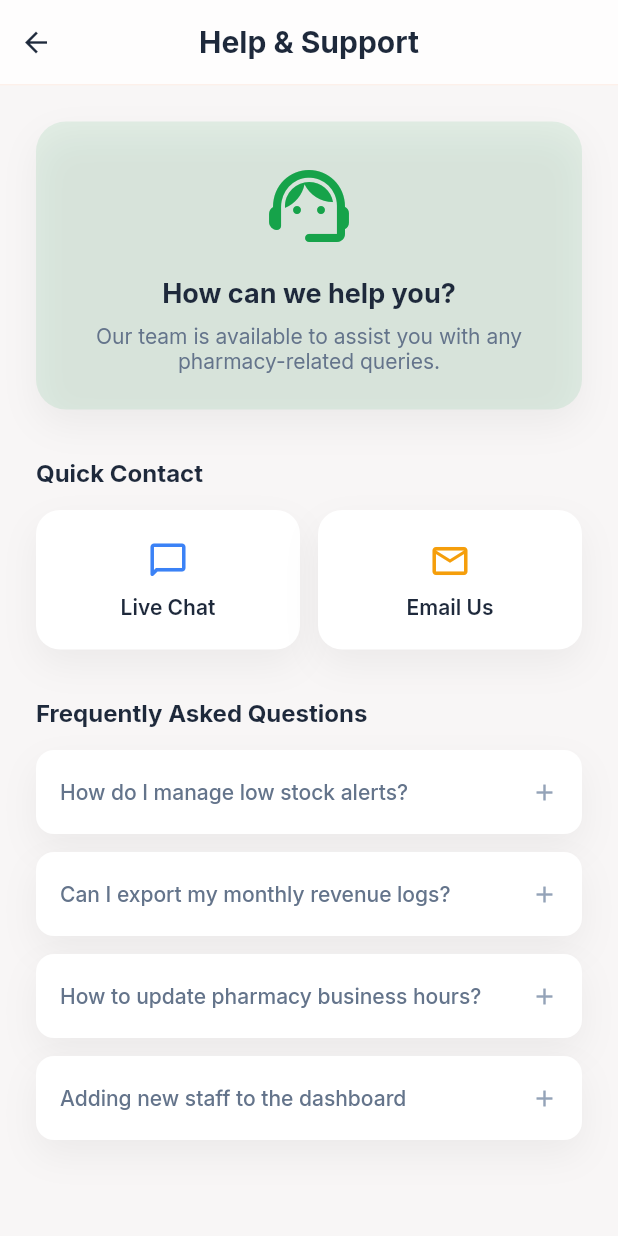
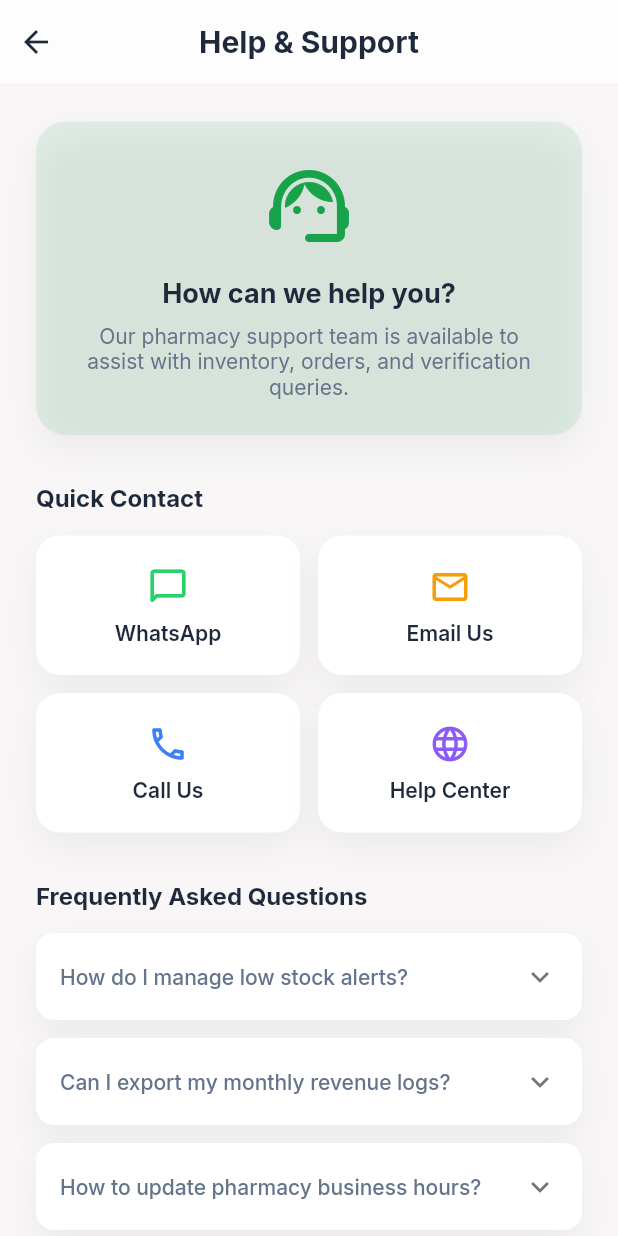
Before and after one commit to treaby1816/medsnap, a Flutter app: the PharmacySupportScreen screen opened directly, on a phone screen of 412 x 824 dp. Run offline on Flutter 3.47's test engine with Material 3 defaults, Android fonts, the phone set to English and light mode, and no system bars; our stand-ins replace cached_network_image, carousel_slider, cloud_firestore, firebase_auth, firebase_core, firebase_storage and 8 more; missing offline and left inert: google_mlkit_text_recognition; accounts and stored records are empty.

Commit message:
Fix: Add name to UserProfile and implement functional Support Screens

```diff
--- a/lib/core/models/user_profile.dart
+++ b/lib/core/models/user_profile.dart
@@ -3,6 +3,7 @@ import 'package:cloud_firestore/cloud_firestore.dart';
 class UserProfile {
   final String uid;
   final String email;
+  final String name;
   final String role; // 'patient' or 'pharmacy'
   final bool isVerified;
   final String? licenseNumber;
@@ -18,6 +19,7 @@ class UserProfile {
   UserProfile({
     required this.uid,
     required this.email,
+    required this.name,
     required this.role,
     this.isVerified = false,
     this.licenseNumber,
@@ -33,6 +35,7 @@ class UserProfile {
     return UserProfile(
       uid: map['uid'] ?? '',
       email: map['email'] ?? '',
+      name: map['name'] ?? '',
       role: map['role'] ?? 'patient',
       isVerified: map['isVerified'] ?? false,
       licenseNumber: map['licenseNumber'],
@@ -51,6 +54,7 @@ class UserProfile {
     return {
       'uid': uid,
       'email': email,
+      'name': name,
       'role': role,
       'isVerified': isVerified,
       'licenseNumber': licenseNumber,
@@ -66,6 +70,7 @@ class UserProfile {
   UserProfile copyWith({
     String? uid,
     String? email,
+    String? name,
     String? role,
     bool? isVerified,
     String? licenseNumber,
@@ -79,6 +84,7 @@ class UserProfile {
     return UserProfile(
       uid: uid ?? this.uid,
       email: email ?? this.email,
+      name: name ?? this.name,
       role: role ?? this.role,
       isVerified: isVerified ?? this.isVerified,
       licenseNumber: licenseNumber ?? this.licenseNumber,
--- a/lib/core/services/auth_service.dart
+++ b/lib/core/services/auth_service.dart
@@ -61,10 +61,14 @@ class AuthService {
       );
 
       if (userCredential.user != null) {
+        // Update auth profile
+        await userCredential.user!.updateDisplayName(name);
+
         // Create Firestore profile
         final profile = UserProfile(
           uid: userCredential.user!.uid,
           email: email,
+          name: name,
           role: role,
           isVerified: role == 'patient', // Patients are verified by default for now
         );
--- a/lib/features/pharmacy/presentation/screens/pharmacy_support_screen.dart
+++ b/lib/features/pharmacy/presentation/screens/pharmacy_support_screen.dart
@@ -1,21 +1,28 @@
 import 'package:flutter/material.dart';
 import 'package:google_fonts/google_fonts.dart';
+import 'package:url_launcher/url_launcher.dart';
 import '../../../../core/theme.dart';
 import '../../../../widgets/glass_app_bar.dart';
 
-class PharmacySupportScreen extends StatefulWidget {
+class PharmacySupportScreen extends StatelessWidget {
   const PharmacySupportScreen({super.key});
 
-  @override
-  State<PharmacySupportScreen> createState() => _PharmacySupportScreenState();
-}
+  Future<void> _launchUrl(String url) async {
+    final uri = Uri.parse(url);
+    if (await canLaunchUrl(uri)) {
+      await launchUrl(uri);
+    }
+  }
 
-class _PharmacySupportScreenState extends State<PharmacySupportScreen> {
   @override
   Widget build(BuildContext context) {
     return Scaffold(
       backgroundColor: AppTheme.backgroundColor,
       appBar: GlassAppBar(
+        leading: IconButton(
+          icon: const Icon(Icons.arrow_back, color: AppTheme.textPrimaryColor),
+          onPressed: () => Navigator.pop(context),
+        ),
         title: Text(
           'Help & Support',
           style: GoogleFonts.inter(
@@ -54,7 +61,7 @@ class _PharmacySupportScreenState extends State<PharmacySupportScreen> {
                   ),
                   const SizedBox(height: 8),
                   Text(
-                    'Our team is available to assist you with any pharmacy-related queries.',
+                    'Our pharmacy support team is available to assist with inventory, orders, and verification queries.',
                     textAlign: TextAlign.center,
                     style: GoogleFonts.inter(
                       fontSize: 14,
@@ -80,16 +87,36 @@ class _PharmacySupportScreenState extends State<PharmacySupportScreen> {
               children: [
                 _buildContactCard(
                   icon: Icons.chat_bubble_outline_rounded,
-                  label: 'Live Chat',
-                  color: const Color(0xFF3B82F6),
-                  onTap: () {},
+                  label: 'WhatsApp',
+                  color: const Color(0xFF25D366),
+                  onTap: () => _launchUrl(
+                      'https://wa.me/2348012345678?text=Hello%20VailMeds%20Pharmacy%20Support'),
                 ),
                 const SizedBox(width: 12),
                 _buildContactCard(
                   icon: Icons.email_outlined,
                   label: 'Email Us',
                   color: const Color(0xFFF59E0B),
-                  onTap: () {},
+                  onTap: () => _launchUrl(
+                      'mailto:pharmacy-support@vailmeds.com?subject=Pharmacy%20Support%20Request'),
+                ),
+              ],
+            ),
+            const SizedBox(height: 12),
+            Row(
+              children: [
+                _buildContactCard(
+                  icon: Icons.phone_outlined,
+                  label: 'Call Us',
+                  color: const Color(0xFF3B82F6),
+                  onTap: () => _launchUrl('tel:+2348012345678'),
+                ),
+                const SizedBox(width: 12),
+                _buildContactCard(
+                  icon: Icons.language,
+                  label: 'Help Center',
+                  color: const Color(0xFF8B5CF6),
+                  onTap: () => _launchUrl('https://vailmeds.com/help'),
                 ),
               ],
             ),
@@ -105,10 +132,26 @@ class _PharmacySupportScreenState extends State<PharmacySupportScreen> {
               ),
             ),
             const SizedBox(height: 16),
-            _buildFaqItem('How do I manage low stock alerts?'),
-            _buildFaqItem('Can I export my monthly revenue logs?'),
-            _buildFaqItem('How to update pharmacy business hours?'),
-            _buildFaqItem('Adding new staff to the dashboard'),
+            _buildFaqItem(
+              'How do I manage low stock alerts?',
+              'Navigate to your Inventory screen and enable notifications for items below a set threshold. You\'ll receive push alerts when stock runs low.',
+            ),
+            _buildFaqItem(
+              'Can I export my monthly revenue logs?',
+              'Yes! Go to the Logs tab in your dashboard and tap the export button. We support CSV and PDF formats for your records.',
+            ),
+            _buildFaqItem(
+              'How to update pharmacy business hours?',
+              'Go to your Pharmacy Profile from the dashboard sidebar and tap "Edit Hours." Changes are reflected immediately on the marketplace.',
+            ),
+            _buildFaqItem(
+              'Adding new staff to the dashboard',
+              'Currently, each pharmacy has a single admin login. Multi-staff access with role management is coming in a future update.',
+            ),
+            _buildFaqItem(
+              'How is my verification reviewed?',
+              'Our team verifies your PCN license number and access token within 24–48 hours. You\'ll receive an in-app notification once approved.',
+            ),
             const SizedBox(height: AppTheme.pagePadding),
           ],
         ),
@@ -152,7 +195,7 @@ class _PharmacySupportScreenState extends State<PharmacySupportScreen> {
     );
   }
 
-  Widget _buildFaqItem(String question) {
+  Widget _buildFaqItem(String question, String answer) {
     return Container(
       margin: const EdgeInsets.only(bottom: 12),
       decoration: BoxDecoration(
@@ -160,7 +203,10 @@ class _PharmacySupportScreenState extends State<PharmacySupportScreen> {
         borderRadius: BorderRadius.circular(AppTheme.inputRadius),
         boxShadow: AppTheme.floatingShadow,
       ),
-      child: ListTile(
+      child: ExpansionTile(
+        tilePadding: const EdgeInsets.symmetric(horizontal: 16),
+        childrenPadding:
+            const EdgeInsets.only(left: 16, right: 16, bottom: 16),
         title: Text(
           question,
           style: GoogleFonts.inter(
@@ -169,9 +215,16 @@ class _PharmacySupportScreenState extends State<PharmacySupportScreen> {
             color: AppTheme.textSecondaryColor,
           ),
         ),
-        trailing: const Icon(Icons.add,
-            size: 18, color: AppTheme.textTertiaryColor),
-        onTap: () {},
+        children: [
+          Text(
+            answer,
+            style: GoogleFonts.inter(
+              fontSize: 13,
+              color: AppTheme.textTertiaryColor,
+              height: 1.5,
+            ),
+          ),
+        ],
       ),
     );
   }
```
Also changed, not shown: lib/features/auth/presentation/screens/support_screen.dart (+88 -33 lines), lib/features/patient/presentation/screens/checkout_screen.dart (+26 -9 lines).
